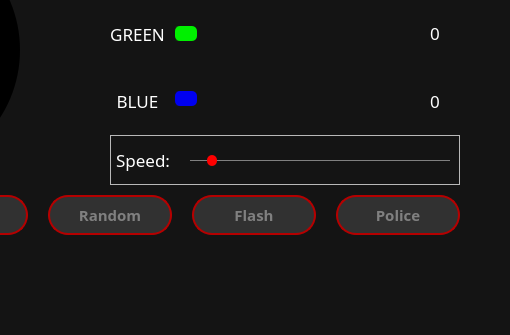
Old version of the form GUI_WIDGETS/Leds/leds.ui in the repository PortiESP/PortiOS; both pictures show x 290 to 800 and y 145 to 480 of the 800 by 480 pixel window.
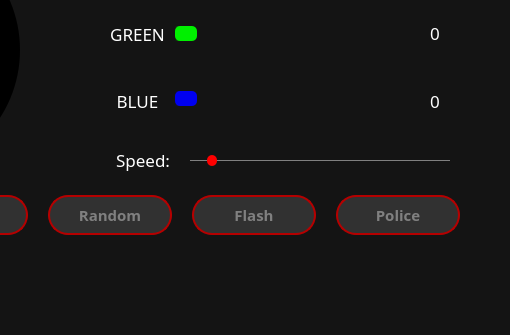
New version of the form. Icons and pictures are not drawn.

```diff
--- a/GUI_WIDGETS/Leds/leds.ui
+++ b/GUI_WIDGETS/Leds/leds.ui
@@ -1189,12 +1189,6 @@
       <height>50</height>
      </rect>
     </property>
-    <property name="frameShape">
-     <enum>QFrame::StyledPanel</enum>
-    </property>
-    <property name="frameShadow">
-     <enum>QFrame::Raised</enum>
-    </property>
     <widget class="QLabel" name="label_9">
      <property name="geometry">
       <rect>
```
